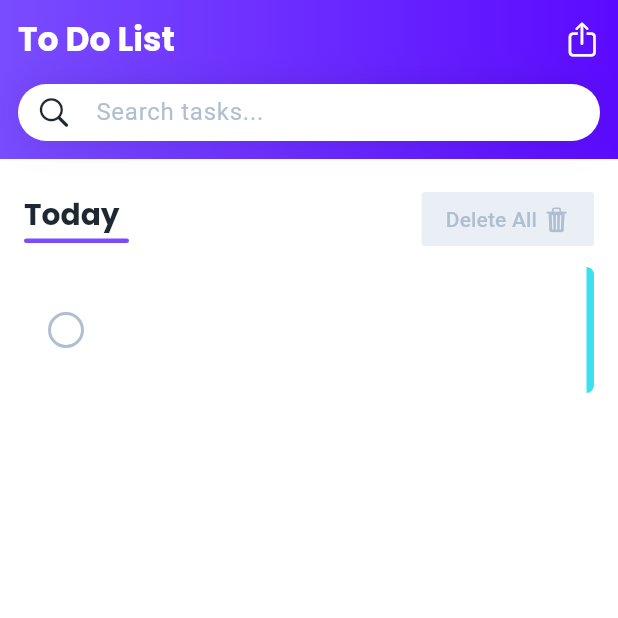
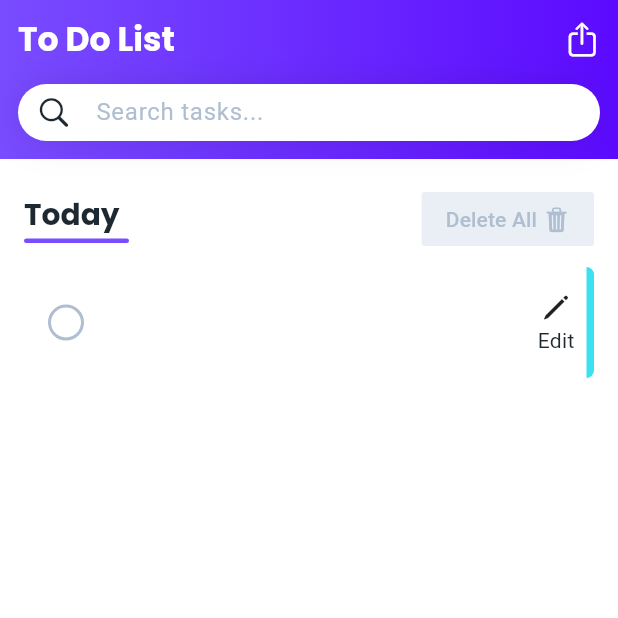
Before and after one commit to amir9877h/todolist-Flutter, a Flutter app: the EditTaskScreen screen opened directly, after a tap on "Save Changes", on a phone screen of 412 x 824 dp, the top half of it. Run offline on Flutter 3.47's test engine with Material 3 defaults, Android fonts, the phone set to English and light mode, and no system bars; our stand-ins replace google_fonts, hive_flutter; accounts and stored records are empty.

Commit message:
Edit Tasks Option

```diff
--- a/lib/edit.dart
+++ b/lib/edit.dart
@@ -14,7 +14,8 @@ class EditTaskScreen extends StatefulWidget {
 }
 
 class _EditTaskScreenState extends State<EditTaskScreen> {
-  final TextEditingController _controller = TextEditingController();
+  late final TextEditingController _controller =
+      TextEditingController(text: widget.task.name);
 
   @override
   Widget build(BuildContext context) {
@@ -31,14 +32,14 @@ class _EditTaskScreenState extends State<EditTaskScreen> {
       floatingActionButtonLocation: FloatingActionButtonLocation.centerFloat,
       floatingActionButton: FloatingActionButton.extended(
           onPressed: () {
-            final task = TaskEntity();
-            task.name = _controller.text;
-            task.priority = widget.task.priority;
-            if (task.isInBox) {
-              task.save();
+            // final task = TaskEntity();
+            widget.task.name = _controller.text;
+            widget.task.priority = widget.task.priority;
+            if (widget.task.isInBox) {
+              widget.task.save();
             } else {
               final Box<TaskEntity> box = Hive.box(taskBoxName);
-              box.add(task);
+              box.add(widget.task);
             }
 
             Navigator.of(context).pop();
--- a/lib/main.dart
+++ b/lib/main.dart
@@ -249,14 +249,8 @@ class _TaskItemState extends State<TaskItem> {
         priorityColor = highPriority;
         break;
     }
-    return InkWell(
-      onTap: () {
-        setState(() {
-          widget.task.isCompleted = !widget.task.isCompleted;
-        });
-      },
-      child: Container(
-        height: 84,
+    return Container(
+      height: 74,
       margin: const EdgeInsets.only(top: 8),
       padding: const EdgeInsets.only(left: 16, right: 0),
       decoration: BoxDecoration(
@@ -265,7 +259,14 @@ class _TaskItemState extends State<TaskItem> {
       ),
       child: Row(
         children: [
-            MyCheckBox(value: widget.task.isCompleted),
+          MyCheckBox(
+            value: widget.task.isCompleted,
+            onTap: () {
+              setState(() {
+                widget.task.isCompleted = !widget.task.isCompleted;
+              });
+            },
+          ),
           const SizedBox(
             width: 16,
           ),
@@ -275,10 +276,23 @@ class _TaskItemState extends State<TaskItem> {
               maxLines: 1,
               overflow: TextOverflow.ellipsis,
               style: TextStyle(
-                    fontSize: 24,
+                  fontSize: 14,
                   decoration: widget.task.isCompleted
                       ? TextDecoration.lineThrough
                       : null),
+            ),
+          ),
+          const SizedBox(
+            width: 8,
+          ),
+          InkWell(
+            onTap: () {
+              Navigator.of(context).push(MaterialPageRoute(
+                  builder: (context) => EditTaskScreen(task: widget.task)));
+            },
+            child: const Column(
+              mainAxisAlignment: MainAxisAlignment.center,
+              children: [Icon(CupertinoIcons.pencil), Text('Edit')],
             ),
           ),
           const SizedBox(
@@ -295,20 +309,22 @@ class _TaskItemState extends State<TaskItem> {
           )
         ],
       ),
-      ),
     );
   }
 }
 
 class MyCheckBox extends StatelessWidget {
   final bool value;
+  final Function() onTap;
 
-  const MyCheckBox({super.key, required this.value});
+  const MyCheckBox({super.key, required this.value, required this.onTap});
 
   @override
   Widget build(BuildContext context) {
     final ThemeData themeData = Theme.of(context);
-    return Container(
+    return InkWell(
+      onTap: onTap,
+      child: Container(
         width: 24,
         height: 24,
         decoration: BoxDecoration(
@@ -323,6 +339,7 @@ class MyCheckBox extends StatelessWidget {
                 color: themeData.colorScheme.onPrimary,
               )
             : null,
+      ),
     );
   }
 }
```
Lines whose indentation alone changed are shown as unchanged.
